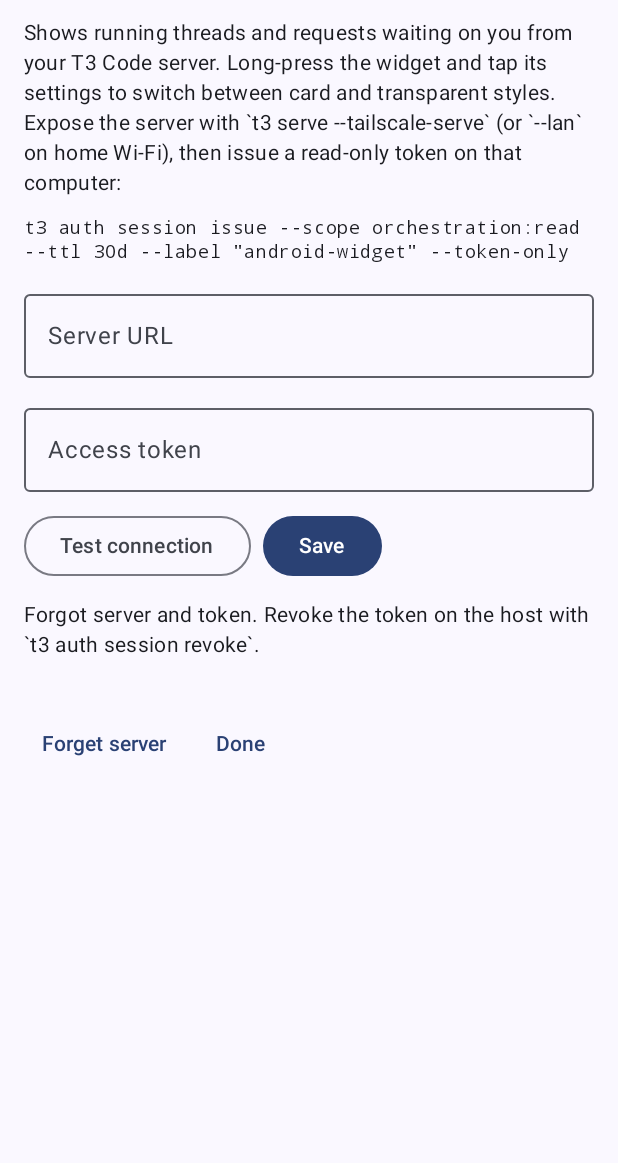
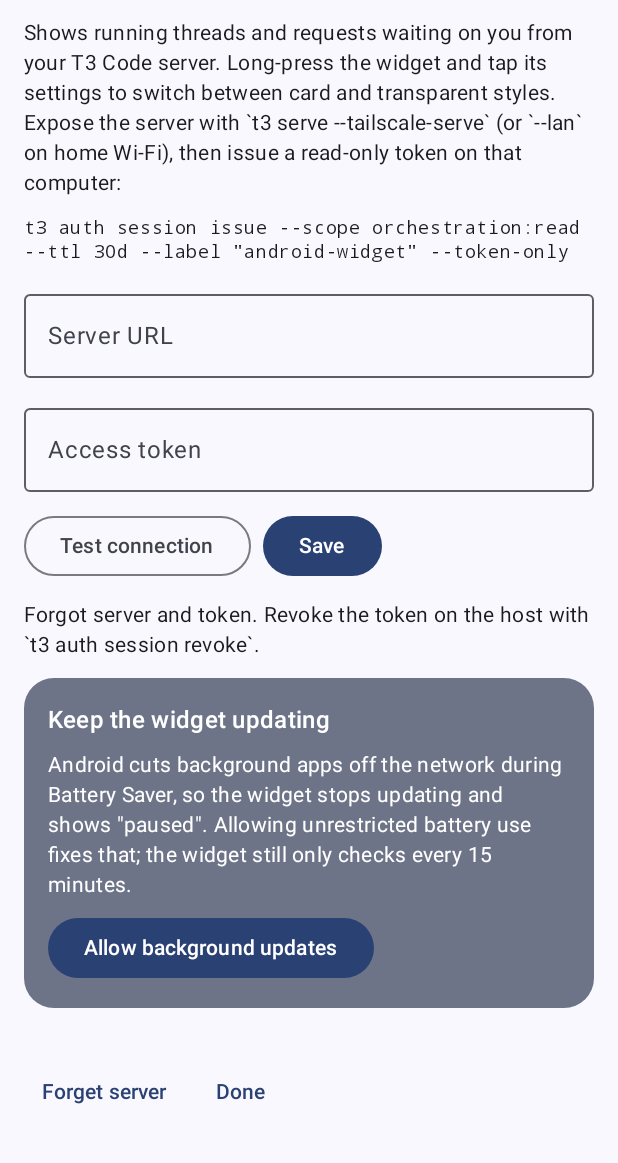
Before and after one commit to TheHubOfGit/t3code-android-widget, an Android app built with Jetpack Compose: the screen it shows after launch (SettingsActivity), after a tap on "Forget server", on a phone screen of 412 x 824 dp, the part 72-1235 px from its top. Run offline under Robolectric (Android 15) with nearby library versions, the phone set to English and light mode, and no system bars; libraries missing offline, so code that uses them is left out: androidx.glance, androidx.glance.appwidget; pictures from the network do not load; 3 statements that could not run were skipped; 3 other taps on this screen came first.

Commit message:
Keep updating under Battery Saver; full-size favicons
Battery Saver blocks background network for apps not on the battery
allowlist, so refreshes failed and the widget read "Offline". The settings
screen now offers "Allow background updates" (unrestricted battery), the
widget says "Battery Saver paused updates" instead of "Offline" when that is
the cause, and widget-tap / app-open refreshes run as expedited work.

Repo favicons now fill the whole badge instead of sitting on a state shape.

Co-Authored-By: Claude Opus 5.5 <noreply@anthropic.com>

```diff
--- a/app/src/main/java/app/t3widget/data/FaviconStore.kt
+++ b/app/src/main/java/app/t3widget/data/FaviconStore.kt
@@ -155,7 +155,7 @@ class FaviconStore internal constructor(
     private fun sha(root: String): String =
         MessageDigest.getInstance("SHA-1").digest(root.toByteArray()).joinToString("") { "%02x".format(it) }
 
-    private fun pngFile(root: String) = File(dir, "${sha(root)}.png")
+    private fun pngFile(root: String) = File(dir, "${sha(root)}-$SIZE_PX.png")
     private fun missingFile(root: String) = File(dir, "${sha(root)}.missing")
 
     companion object {
@@ -163,7 +163,7 @@ class FaviconStore internal constructor(
         private const val TTL_MS = 6L * 60 * 60 * 1000
         private const val TIMEOUT_MS = 10_000L
         private const val MAX_BYTES = 2 * 1024 * 1024
-        const val SIZE_PX = 96
+        const val SIZE_PX = 144 // 36dp at ~4x density
 
         private fun request(id: String, cwd: String): String = buildJsonObject {
             put("_tag", "Request")
--- a/app/src/main/java/app/t3widget/data/ShellRepository.kt
+++ b/app/src/main/java/app/t3widget/data/ShellRepository.kt
@@ -78,7 +78,11 @@ class ShellRepository(
                 "T3 Code updated its API (protocol ${result.serverProtocol ?: "?"}) — widget update needed",
                 now,
             )
-            is ApiResult.Offline -> fail(SyncStatus.OFFLINE, "Can't reach server", now)
+            is ApiResult.Offline -> fail(
+                SyncStatus.OFFLINE,
+                if (NetworkBlock.isBlocked(context)) NetworkBlock.MESSAGE else "Can't reach server",
+                now,
+            )
             is ApiResult.Failed -> fail(SyncStatus.ERROR, result.message, now)
         }
     }
--- a/app/src/main/java/app/t3widget/settings/SettingsActivity.kt
+++ b/app/src/main/java/app/t3widget/settings/SettingsActivity.kt
@@ -1,6 +1,13 @@
 package app.t3widget.settings
 
 import android.os.Bundle
+import kotlinx.coroutines.delay
+import androidx.compose.foundation.shape.RoundedCornerShape
+import android.provider.Settings
+import android.os.PowerManager
+import android.net.Uri
+import android.content.Intent
+import android.annotation.SuppressLint
 import androidx.activity.ComponentActivity
 import androidx.activity.compose.setContent
 import androidx.activity.enableEdgeToEdge
@@ -183,6 +190,8 @@ private fun SettingsScreen(onDone: () -> Unit) {
         }
         status?.let { Text(it, style = MaterialTheme.typography.bodyMedium) }
 
+        BackgroundUpdatesCard()
+
         Spacer(Modifier.padding(4.dp))
         Row(horizontalArrangement = Arrangement.spacedBy(8.dp)) {
             TextButton(onClick = {
@@ -228,3 +237,49 @@ private fun probe(api: T3Api, base: String, token: String?): ProbeResult {
         is ApiResult.Failed -> ProbeResult(false, "Server error: ${shell.message}")
     }
 }
+
+/**
+ * Battery Saver (and Doze) block background network for every app not on the battery allowlist,
+ * so the widget can't refresh and reads as "offline". "Unrestricted" battery use lifts that.
+ */
+@Composable
+private fun BackgroundUpdatesCard() {
+    val context = LocalContext.current
+    val power = remember { context.getSystemService(PowerManager::class.java) }
+    var allowed by remember { mutableStateOf(true) }
+    LaunchedEffect(Unit) {
+        while (true) { // re-check after the user returns from the system dialog
+            allowed = power.isIgnoringBatteryOptimizations(context.packageName)
+            delay(1_000)
+        }
+    }
+    if (allowed) {
+        Text(
+            "Background updates: allowed, including during Battery Saver.",
+            style = MaterialTheme.typography.bodySmall,
+            color = MaterialTheme.colorScheme.onSurfaceVariant,
+        )
+        return
+    }
+    Surface(
+        shape = RoundedCornerShape(20.dp),
+        color = MaterialTheme.colorScheme.secondaryContainer,
+        modifier = Modifier.fillMaxWidth(),
+    ) {
+        Column(Modifier.padding(16.dp), verticalArrangement = Arrangement.spacedBy(8.dp)) {
+            Text("Keep the widget updating", style = MaterialTheme.typography.titleMedium)
+            Text(
+                "Android cuts background apps off the network during Battery Saver, so the widget " +
+                    "stops updating and shows \"paused\". Allowing unrestricted battery use fixes that; " +
+                    "the widget still only checks every 15 minutes.",
+                style = MaterialTheme.typography.bodyMedium,
+            )
+            Button(onClick = {
+                @SuppressLint("BatteryLife")
+                val request = Intent(Settings.ACTION_REQUEST_IGNORE_BATTERY_OPTIMIZATIONS, Uri.parse("package:${context.packageName}"))
+                runCatching { context.startActivity(request) }
+                    .onFailure { context.startActivity(Intent(Settings.ACTION_IGNORE_BATTERY_OPTIMIZATION_SETTINGS)) }
+            }) { Text("Allow background updates") }
+        }
+    }
+}
--- a/app/src/main/java/app/t3widget/sync/ShellSyncWorker.kt
+++ b/app/src/main/java/app/t3widget/sync/ShellSyncWorker.kt
@@ -1,6 +1,14 @@
 package app.t3widget.sync
 
+import android.app.NotificationChannel
+import android.app.NotificationManager
 import android.content.Context
+import android.content.pm.ServiceInfo
+import android.os.Build
+import androidx.core.app.NotificationCompat
+import androidx.work.ForegroundInfo
+import androidx.work.OutOfQuotaPolicy
+import app.t3widget.R
 import androidx.glance.appwidget.GlanceAppWidgetManager
 import androidx.glance.appwidget.updateAll
 import androidx.work.Constraints
@@ -32,7 +40,28 @@ class ShellSyncWorker(context: Context, params: WorkerParameters) : CoroutineWor
         return Result.success()
     }
 
+    /** Only used below Android 12, where WorkManager runs expedited work as a foreground service. */
+    override suspend fun getForegroundInfo(): ForegroundInfo {
+        val nm = applicationContext.getSystemService(NotificationManager::class.java)
+        if (Build.VERSION.SDK_INT >= Build.VERSION_CODES.O) {
+            nm.createNotificationChannel(NotificationChannel(CHANNEL, "Widget sync", NotificationManager.IMPORTANCE_MIN))
+        }
+        val notification = NotificationCompat.Builder(applicationContext, CHANNEL)
+            .setSmallIcon(R.drawable.ic_refresh)
+            .setContentTitle("Refreshing T3 Code widget")
+            .setPriority(NotificationCompat.PRIORITY_MIN)
+            .setSilent(true)
+            .build()
+        return if (Build.VERSION.SDK_INT >= Build.VERSION_CODES.Q) {
+            ForegroundInfo(NOTIFICATION_ID, notification, ServiceInfo.FOREGROUND_SERVICE_TYPE_DATA_SYNC)
+        } else {
+            ForegroundInfo(NOTIFICATION_ID, notification)
+        }
+    }
+
     companion object {
+        private const val CHANNEL = "sync"
+        private const val NOTIFICATION_ID = 3773
         private const val PERIODIC = "t3-shell-periodic"
         private const val ONE_SHOT = "t3-shell-refresh"
 
@@ -51,7 +80,11 @@ class ShellSyncWorker(context: Context, params: WorkerParameters) : CoroutineWor
 
         fun refreshNow(context: Context) {
             // No network constraint: if offline we want the widget to say so right away.
-            val request = OneTimeWorkRequestBuilder<ShellSyncWorker>().build()
+            // Expedited: user-initiated (widget tap / app open), and expedited jobs keep network
+            // access under Battery Saver, which otherwise blocks background apps entirely.
+            val request = OneTimeWorkRequestBuilder<ShellSyncWorker>()
+                .setExpedited(OutOfQuotaPolicy.RUN_AS_NON_EXPEDITED_WORK_REQUEST)
+                .build()
             WorkManager.getInstance(context).enqueueUniqueWork(ONE_SHOT, ExistingWorkPolicy.REPLACE, request)
         }
 
```
Also changed, not shown: app/src/main/AndroidManifest.xml (+11 -1 lines), app/src/main/java/app/t3widget/data/NetworkBlock.kt (added, +24 -0 lines), app/src/main/java/app/t3widget/widget/T3StatusWidget.kt (+12 -8 lines).
